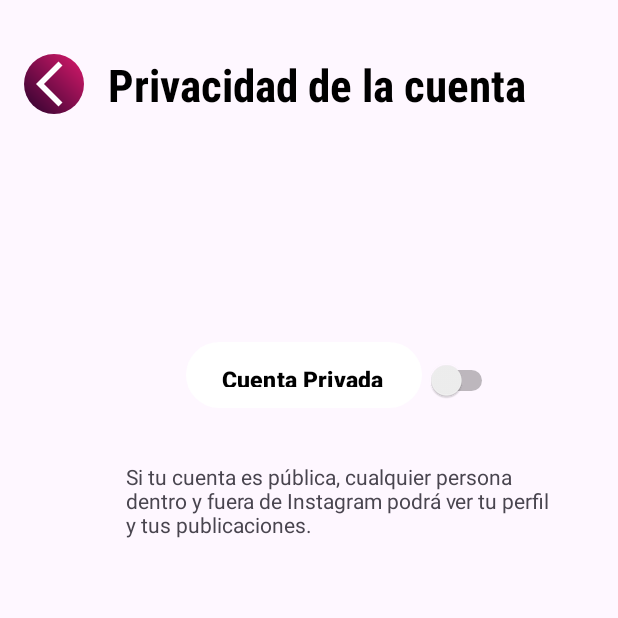
After one commit to Jaziel-Balderas/PSM, an Android app: the privacidad screen opened directly, with no data from a screen before it, on a phone screen of 412 x 824 dp, the top half of it. The commit adds this screen. Run offline under Robolectric (Android 15) with nearby library versions, the phone set to English and light mode, and no system bars.

Commit message:
privacidad

```diff
--- a/app/src/main/AndroidManifest.xml
+++ b/app/src/main/AndroidManifest.xml
@@ -11,6 +11,9 @@
         android:roundIcon="@mipmap/ic_launcher_round"
         android:supportsRtl="true"
         android:theme="@style/Theme.PSM">
+        <activity
+            android:name=".privacidad"
+            android:exported="false" />
         <activity
             android:name=".fragment_settings"
             android:exported="false" />
--- /dev/null
+++ b/app/src/main/java/com/example/psm/privacidad.kt
@@ -0,0 +1,20 @@
+package com.example.psm
+
+import android.os.Bundle
+import androidx.activity.enableEdgeToEdge
+import androidx.appcompat.app.AppCompatActivity
+import androidx.core.view.ViewCompat
+import androidx.core.view.WindowInsetsCompat
+
+class privacidad : AppCompatActivity() {
+    override fun onCreate(savedInstanceState: Bundle?) {
+        super.onCreate(savedInstanceState)
+        enableEdgeToEdge()
+        setContentView(R.layout.activity_privacidad)
+        ViewCompat.setOnApplyWindowInsetsListener(findViewById(R.id.main)) { v, insets ->
+            val systemBars = insets.getInsets(WindowInsetsCompat.Type.systemBars())
+            v.setPadding(systemBars.left, systemBars.top, systemBars.right, systemBars.bottom)
+            insets
+        }
+    }
+}
--- a/app/src/main/res/layout/activity_fragment_settings.xml
+++ b/app/src/main/res/layout/activity_fragment_settings.xml
@@ -177,5 +177,17 @@
         app:layout_constraintStart_toStartOf="parent"
         app:layout_constraintTop_toTopOf="parent" />
 
+    <Button
+        android:id="@+id/button"
+        android:layout_width="wrap_content"
+        android:layout_height="wrap_content"
+        android:layout_marginStart="120dp"
+        android:layout_marginTop="676dp"
+
+        android:text="Cerrar sesión"
+        android:textSize="20sp"
+        app:layout_constraintStart_toStartOf="parent"
+        app:layout_constraintTop_toTopOf="parent" />
+
 
 </androidx.constraintlayout.widget.ConstraintLayout>
--- /dev/null
+++ b/app/src/main/res/layout/activity_privacidad.xml
@@ -0,0 +1,74 @@
+<?xml version="1.0" encoding="utf-8"?>
+<androidx.constraintlayout.widget.ConstraintLayout xmlns:android="http://schemas.android.com/apk/res/android"
+    xmlns:app="http://schemas.android.com/apk/res-auto"
+    xmlns:tools="http://schemas.android.com/tools"
+    android:id="@+id/main"
+    android:layout_width="match_parent"
+    android:layout_height="match_parent"
+    tools:context=".privacidad"
+    tools:layout_editor_absoluteX="-5dp"
+    tools:layout_editor_absoluteY="0dp">
+
+    <TextView
+        android:id="@+id/titleFrag2"
+        android:layout_width="wrap_content"
+        android:layout_height="wrap_content"
+        android:layout_marginStart="72dp"
+        android:layout_marginTop="36dp"
+        android:fontFamily="sans-serif-condensed"
+        android:text="Privacidad de la cuenta"
+        android:textColor="@color/black"
+        android:textSize="30sp"
+        android:textStyle="bold"
+        app:layout_constraintStart_toStartOf="parent"
+        app:layout_constraintTop_toTopOf="parent" />
+
+    <ImageButton
+        android:id="@+id/back_notis"
+        android:layout_width="40dp"
+        android:layout_height="40dp"
+        android:layout_marginStart="16dp"
+        android:layout_marginTop="36dp"
+        android:background="@drawable/iconsbg"
+        android:paddingLeft="12dp"
+        android:src="@drawable/back"
+        app:layout_constraintStart_toStartOf="parent"
+        app:layout_constraintTop_toTopOf="parent" />
+
+    <Button
+        android:id="@+id/btnModoClaroOscuro"
+        android:layout_width="157dp"
+        android:layout_height="52dp"
+        android:layout_marginStart="124dp"
+        android:layout_marginTop="224dp"
+        android:gravity="left|center_vertical"
+        android:paddingVertical="14dp"
+        android:text="Cuenta Privada"
+        android:textColor="@color/black"
+        android:textSize="15sp"
+        android:textStyle="bold"
+        app:backgroundTint="@color/boton_background"
+        app:layout_constraintStart_toStartOf="parent"
+        app:layout_constraintTop_toTopOf="parent" />
+
+    <Switch
+        android:id="@+id/switch1"
+        android:layout_width="wrap_content"
+        android:layout_height="wrap_content"
+        android:layout_marginStart="284dp"
+        android:layout_marginTop="240dp"
+        android:text=""
+        app:layout_constraintStart_toStartOf="parent"
+        app:layout_constraintTop_toTopOf="parent" />
+
+    <TextView
+        android:id="@+id/textView2"
+        android:layout_width="283dp"
+        android:layout_height="109dp"
+        android:layout_marginStart="84dp"
+        android:layout_marginTop="308dp"
+        android:text="Si tu cuenta es pública, cualquier persona dentro y fuera de Instagram podrá ver tu perfil y tus publicaciones."
+        app:layout_constraintStart_toStartOf="parent"
+        app:layout_constraintTop_toTopOf="parent" />
+
+</androidx.constraintlayout.widget.ConstraintLayout>
```
